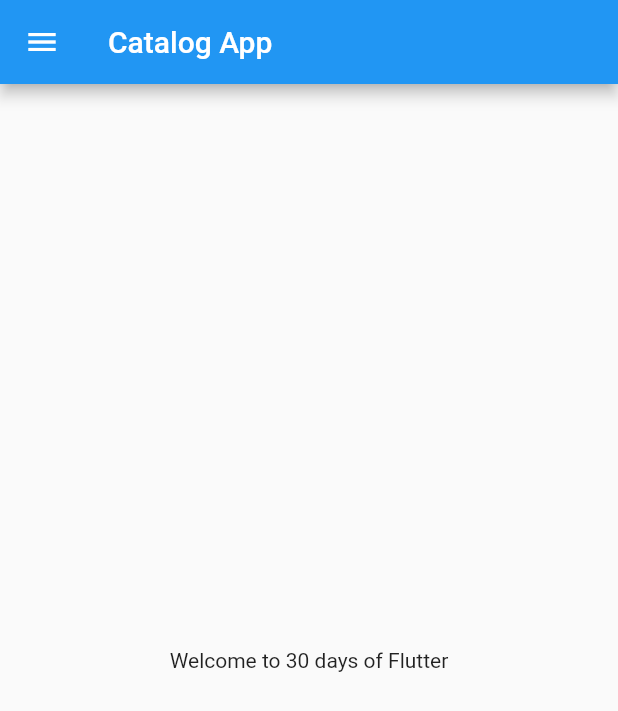
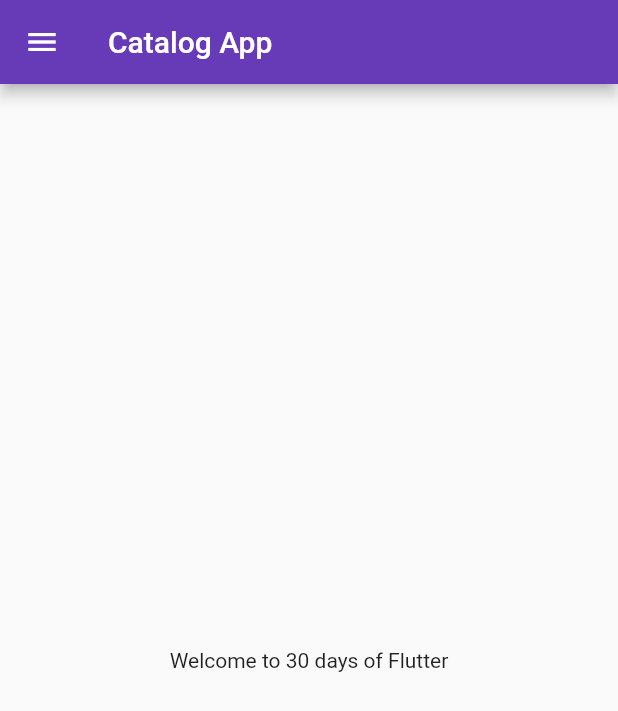
Before and after one commit to v-tan/flutter_catalog_app, a Flutter app: the screen it shows after launch, on a phone screen of 412 x 824 dp. Shown: the top 711 px of the screen. Run offline on Flutter 3.47's test engine with Material 2 defaults, Android fonts, the phone set to English and light mode, and no system bars.

Commit message:
added theme and routes logic

```diff
--- a/lib/main.dart
+++ b/lib/main.dart
@@ -1,6 +1,7 @@
 import 'package:flutter/material.dart';
 
-import 'home_page.dart';
+import 'pages/home_page.dart';
+import 'pages/login_page.dart';
 
 void main() {
   runApp(MyApp());
@@ -10,7 +11,19 @@ class MyApp extends StatelessWidget {
   @override
   Widget build(BuildContext context) {
     return MaterialApp(
-      home: HomePage(),
+      themeMode: ThemeMode.light,
+      theme: ThemeData(
+        primarySwatch: Colors.deepPurple
+      ),
+      darkTheme: ThemeData(
+        brightness: Brightness.dark,
+      ),
+      initialRoute: "/home",
+      routes: {
+        "/": (context) => LoginPage(),
+        "/home": (context) => HomePage(),
+        "/login": (context) => LoginPage(),
+      },
     );
   }
 }
```
Also changed, not shown: lib/pages/login_page.dart (added, +16 -0 lines), lib/pages/home_page.dart (renamed from lib/home_page.dart).
